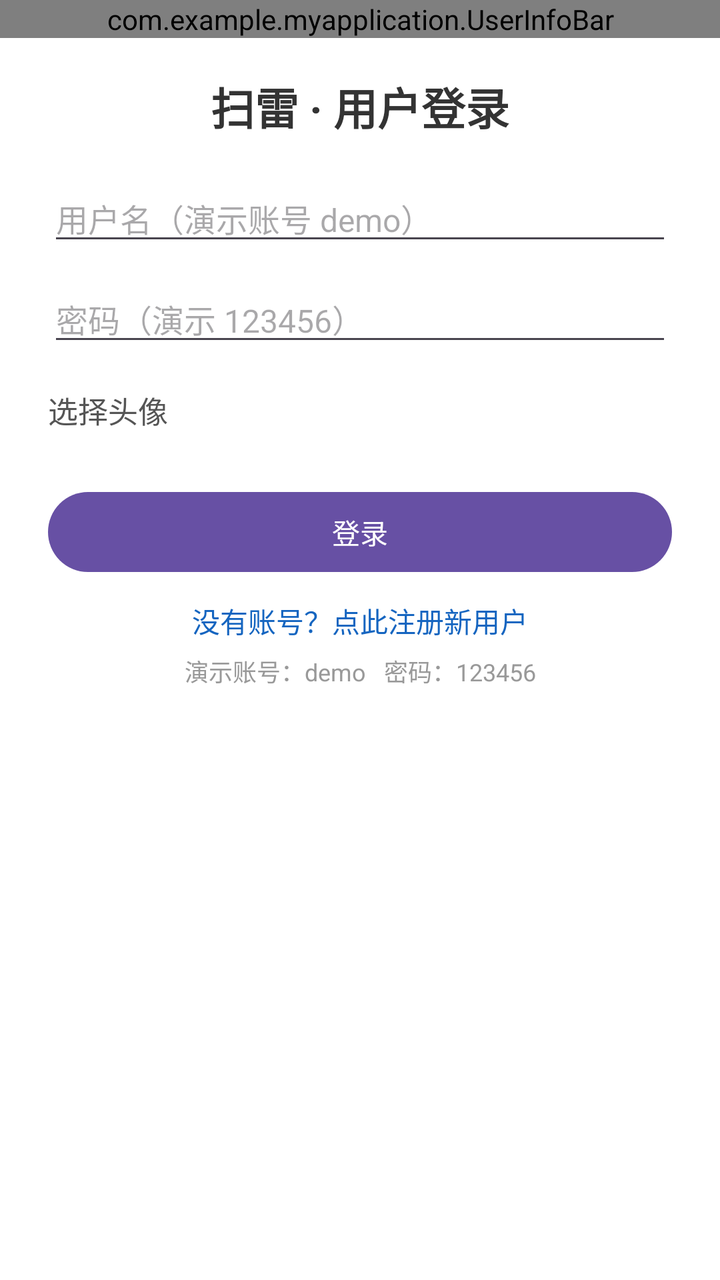
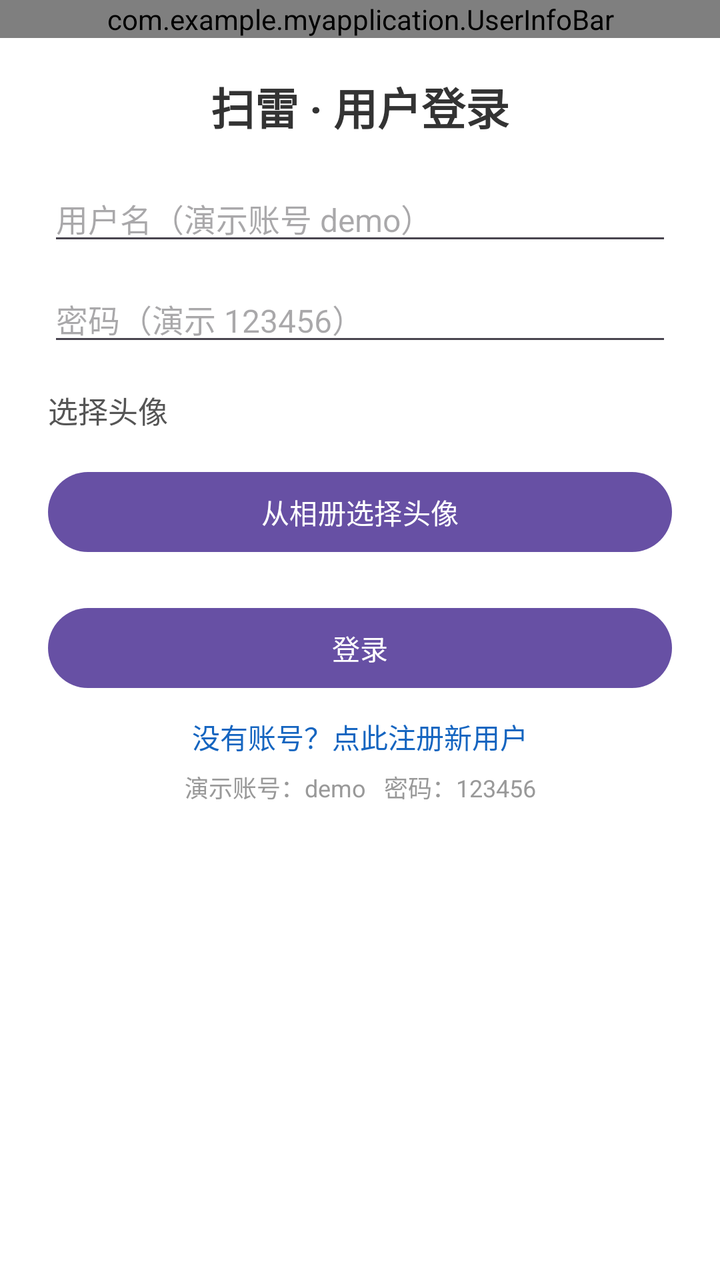

The first picture is an Android layout as it rendered before a commit; the second is the same layout after the commit. The layout source and the unified diff follow.
<!-- AndroidManifest.xml: application theme Theme.MyApplication -->
<!-- res/layout/activity_login.xml -->
<?xml version="1.0" encoding="utf-8"?>
<LinearLayout xmlns:android="http://schemas.android.com/apk/res/android"
    android:id="@+id/root"
    android:layout_width="match_parent"
    android:layout_height="match_parent"
    android:background="@android:color/white"
    android:orientation="vertical">

    <com.example.myapplication.UserInfoBar
        android:id="@+id/userInfoBar"
        android:layout_width="match_parent"
        android:layout_height="wrap_content" />

    <ScrollView
        android:layout_width="match_parent"
        android:layout_height="0dp"
        android:layout_weight="1"
        android:fillViewport="false"
        android:scrollbars="none">

        <LinearLayout
            android:layout_width="match_parent"
            android:layout_height="wrap_content"
            android:orientation="vertical"
            android:paddingStart="24dp"
            android:paddingEnd="24dp"
            android:paddingTop="18dp"
            android:paddingBottom="24dp">

            <TextView
                android:layout_width="match_parent"
                android:layout_height="wrap_content"
                android:gravity="center"
                android:text="扫雷 · 用户登录"
                android:textColor="#FF333333"
                android:textSize="22sp"
                android:textStyle="bold" />

            <EditText
                android:id="@+id/etUsername"
                android:layout_width="match_parent"
                android:layout_height="wrap_content"
                android:layout_marginTop="18dp"
                android:hint="用户名（演示账号 demo）"
                android:inputType="text"
                android:maxLines="1"
                android:textSize="16sp" />

            <EditText
                android:id="@+id/etPassword"
                android:layout_width="match_parent"
                android:layout_height="wrap_content"
                android:layout_marginTop="10dp"
                android:hint="密码（演示 123456）"
                android:inputType="textPassword"
                android:maxLines="1"
                android:textSize="16sp" />

            <TextView
                android:id="@+id/tvError"
                android:layout_width="match_parent"
                android:layout_height="wrap_content"
                android:layout_marginTop="8dp"
                android:textColor="#FFD32F2F"
                android:textSize="13sp"
                android:visibility="gone" />

            <TextView
                android:layout_width="match_parent"
                android:layout_height="wrap_content"
                android:layout_marginTop="16dp"
                android:text="选择头像"
                android:textColor="#FF555555"
                android:textSize="15sp" />

            <GridLayout
                android:id="@+id/avatarGrid"
                android:layout_width="match_parent"
                android:layout_height="wrap_content"
                android:layout_marginTop="6dp"
                android:columnCount="4" />

            <com.google.android.material.button.MaterialButton
                android:id="@+id/btnLogin"
                android:layout_width="match_parent"
                android:layout_height="wrap_content"
                android:layout_marginTop="20dp"
                android:text="登录" />

            <TextView
                android:id="@+id/tvToggle"
                android:layout_width="match_parent"
                android:layout_height="wrap_content"
                android:layout_marginTop="10dp"
                android:gravity="center"
                android:text="没有账号？点此注册新用户"
                android:textColor="#FF1565C0"
                android:textSize="14sp" />

            <TextView
                android:id="@+id/tvHint"
                android:layout_width="match_parent"
                android:layout_height="wrap_content"
                android:layout_marginTop="6dp"
                android:gravity="center"
                android:text="演示账号：demo   密码：123456"
                android:textColor="#FF999999"
                android:textSize="12sp" />
        </LinearLayout>
    </ScrollView>
</LinearLayout>
<!-- resources referenced by this layout -->
<resources>
  <style name="Theme.MyApplication" parent="Base.Theme.MyApplication" />
  <style name="Base.Theme.MyApplication" parent="Theme.Material3.Light.NoActionBar">
      </style>
</resources>

<!-- the commit's change to res/layout/activity_login.xml (unified diff, before → after) -->
@@ -81,6 +81,24 @@
                 android:columnCount="4" />
 
             <com.google.android.material.button.MaterialButton
+                android:id="@+id/btnPickAvatar"
+                android:layout_width="match_parent"
+                android:layout_height="wrap_content"
+                android:layout_marginTop="10dp"
+                android:text="从相册选择头像" />
+
+            <TextView
+                android:id="@+id/tvAvatarState"
+                android:layout_width="match_parent"
+                android:layout_height="wrap_content"
+                android:layout_marginTop="4dp"
+                android:gravity="center"
+                android:text="已选择相册头像，将作为你的头像"
+                android:textColor="#FF2E7D32"
+                android:textSize="12sp"
+                android:visibility="gone" />
+
+            <com.google.android.material.button.MaterialButton
                 android:id="@+id/btnLogin"
                 android:layout_width="match_parent"
                 android:layout_height="wrap_content"
